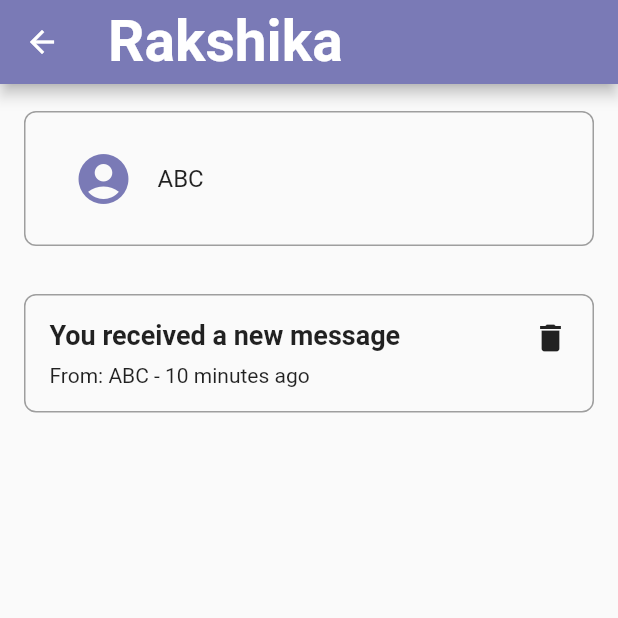
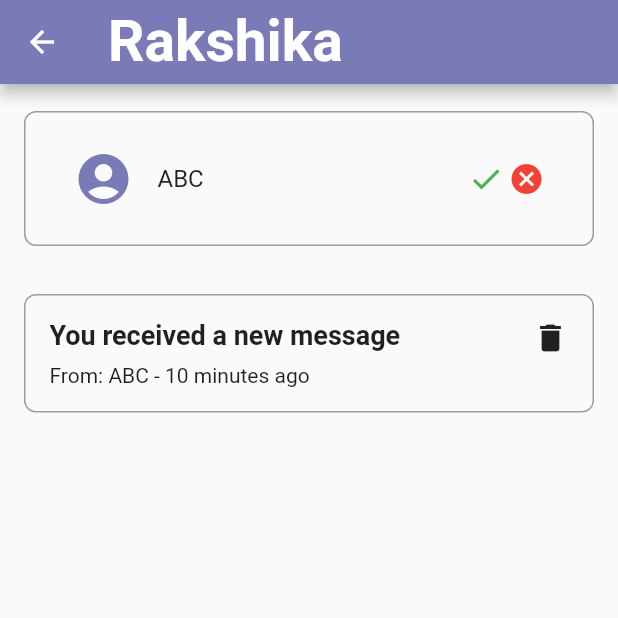
Before and after one commit to adityashah841/Rakshika-Kavach-2023, a Flutter app: the NotificationScreen screen opened directly, on a phone screen of 412 x 824 dp, the top half of it. Run offline on Flutter 3.47's test engine with Material 2 defaults, Android fonts, the phone set to English and light mode, and no system bars; our stand-ins replace audioplayers, camera, carousel_slider, fl_chart, flutter_dotenv, flutter_secure_storage and 7 more; missing offline and left inert: cloudinary, flutter_callkit_incoming, flutter_phone_direct_caller, flutter_polyline_points, google_maps_webservice, record and 2 more; accounts and stored records are empty.

Commit message:
Notification UI done!

```diff
--- a/women_safety_app/lib/screens/notification_screen.dart
+++ b/women_safety_app/lib/screens/notification_screen.dart
@@ -107,6 +107,20 @@ class _NotificationScreenState extends State<NotificationScreen> {
               color: rBottomBar,
             ),
             title: Text('ABC'),
+            trailing: Row(mainAxisSize: MainAxisSize.min, children: [
+              //use icon buttons!
+              Icon(
+                Icons.check,
+                color: Colors.green,
+              ),
+              SizedBox(
+                width: 3,
+              ),
+              Icon(
+                Icons.cancel,
+                color: Colors.red,
+              ),
+            ]),
           ),
         ],
       ),
```
